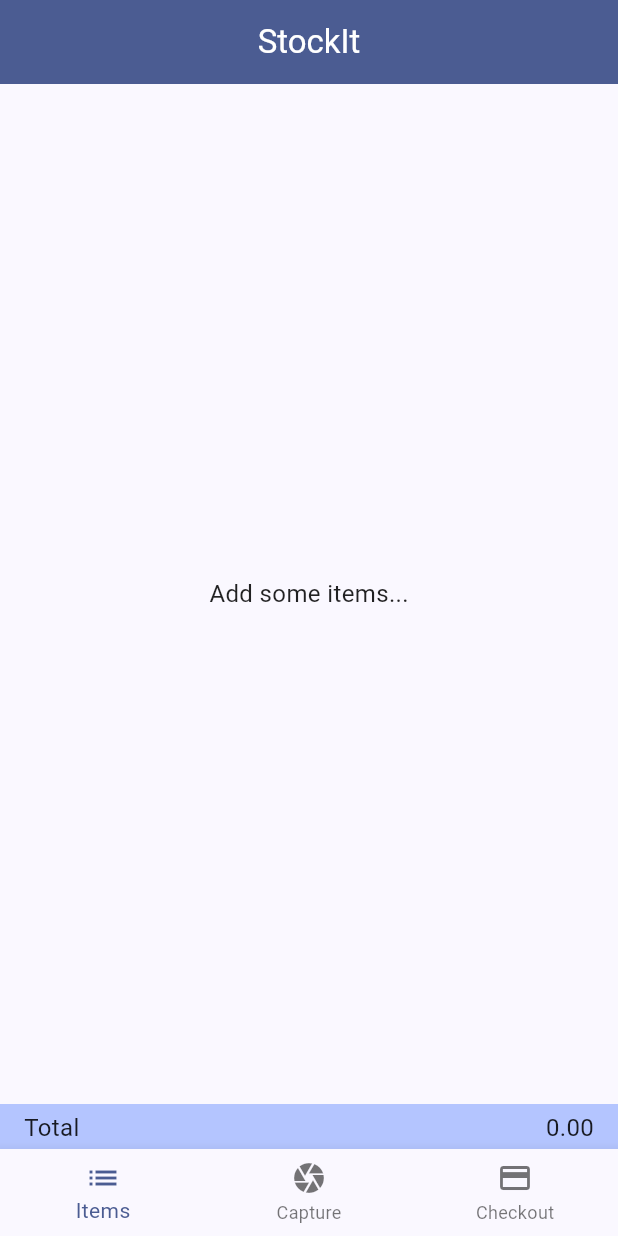
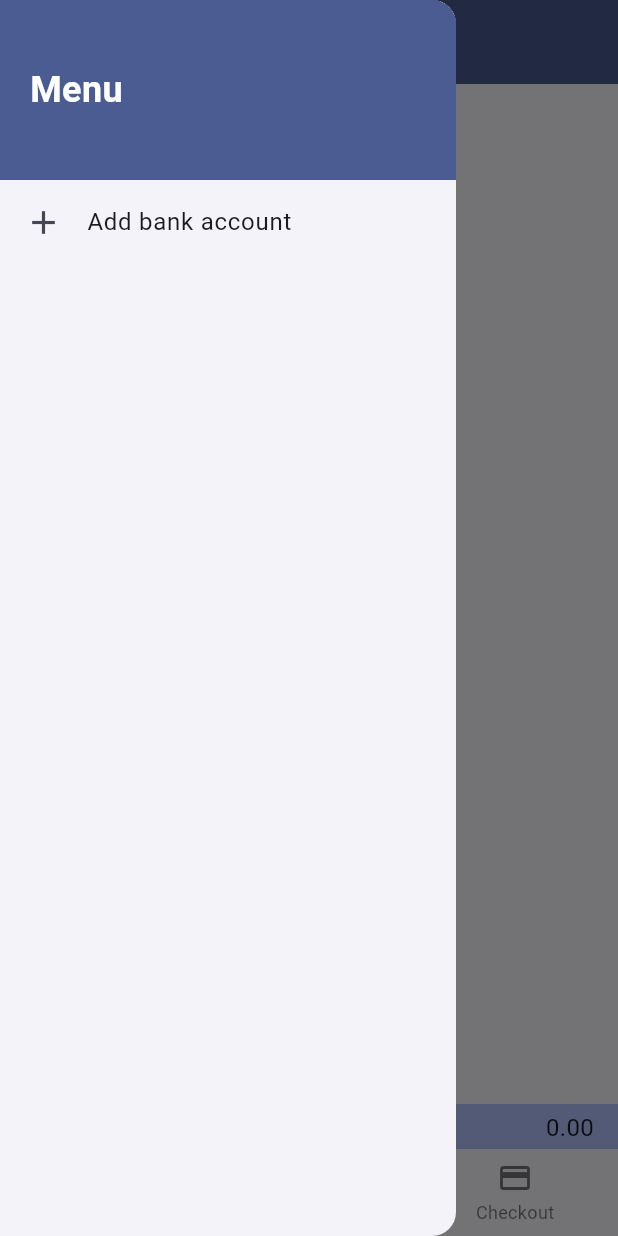
Before and after one commit to koorzenb/stockit, a Flutter app: the screen it shows after launch, with the side drawer open (before the commit the screen has no drawer), on a phone screen of 412 x 824 dp. Run offline on Flutter 3.47's test engine with Material 2 defaults, Android fonts, the phone set to English and light mode, and no system bars; our stand-ins replace get, image_picker, share_plus.

Commit message:
Added Drawer

```diff
--- a/lib/screens/home_page.dart
+++ b/lib/screens/home_page.dart
@@ -1,6 +1,7 @@
 import 'package:flutter/material.dart';
 
 import '../widgets/item_list.dart';
+import '../widgets/main_drawer.dart';
 import 'capture_item_page.dart';
 import 'checkout_page.dart';
 
@@ -52,6 +53,7 @@ class _HomePageState extends State<HomePage> {
           BottomNavigationBarItem(icon: Icon(Icons.payment), label: 'Checkout'),
         ],
       ),
+      drawer: const MainDrawer(),
     );
   }
 
--- /dev/null
+++ b/lib/widgets/drawer_item.dart
@@ -0,0 +1,26 @@
+import 'package:flutter/material.dart';
+
+class DrawerItem extends StatelessWidget {
+  final IconData icon;
+  final String title;
+  final Function()? onTap;
+
+  const DrawerItem({
+    Key? key,
+    required this.icon,
+    required this.title,
+    required this.onTap,
+  }) : super(key: key);
+
+  @override
+  Widget build(BuildContext context) {
+    return ListTile(
+      leading: Icon(
+        icon,
+        size: 26,
+      ),
+      title: Text(title),
+      onTap: onTap,
+    );
+  }
+}
--- /dev/null
+++ b/lib/widgets/main_drawer.dart
@@ -0,0 +1,28 @@
+import 'package:flutter/material.dart';
+import 'package:stockit/widgets/drawer_item.dart';
+
+class MainDrawer extends StatelessWidget {
+  const MainDrawer({super.key});
+
+  @override
+  Widget build(BuildContext context) {
+    return Drawer(
+        child: Column(
+      children: [
+        Container(
+          height: 120,
+          width: double.infinity,
+          padding: const EdgeInsets.all(20),
+          alignment: Alignment.centerLeft,
+          color: Theme.of(context).colorScheme.primary,
+          child: const Text(
+            'Menu',
+            style: TextStyle(fontWeight: FontWeight.bold, fontSize: 24, color: Colors.white),
+          ),
+        ),
+        DrawerItem(icon: Icons.add, title: 'Add bank account', onTap: () {})
+        // How to set Future on Function???
+      ],
+    ));
+  }
+}
```
